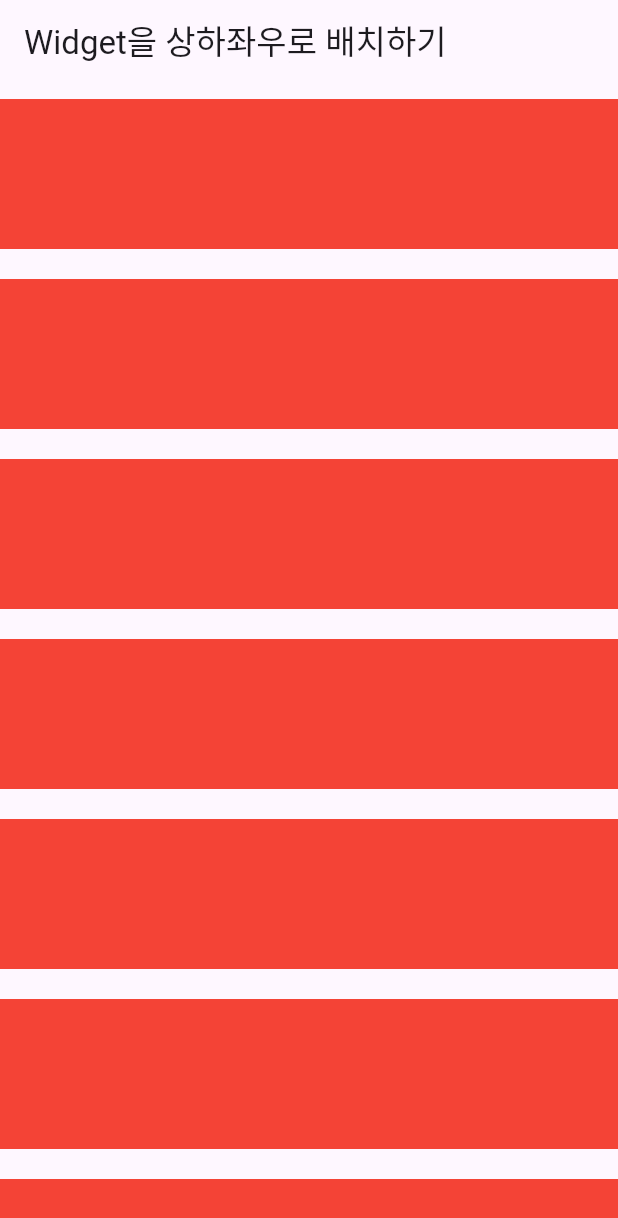
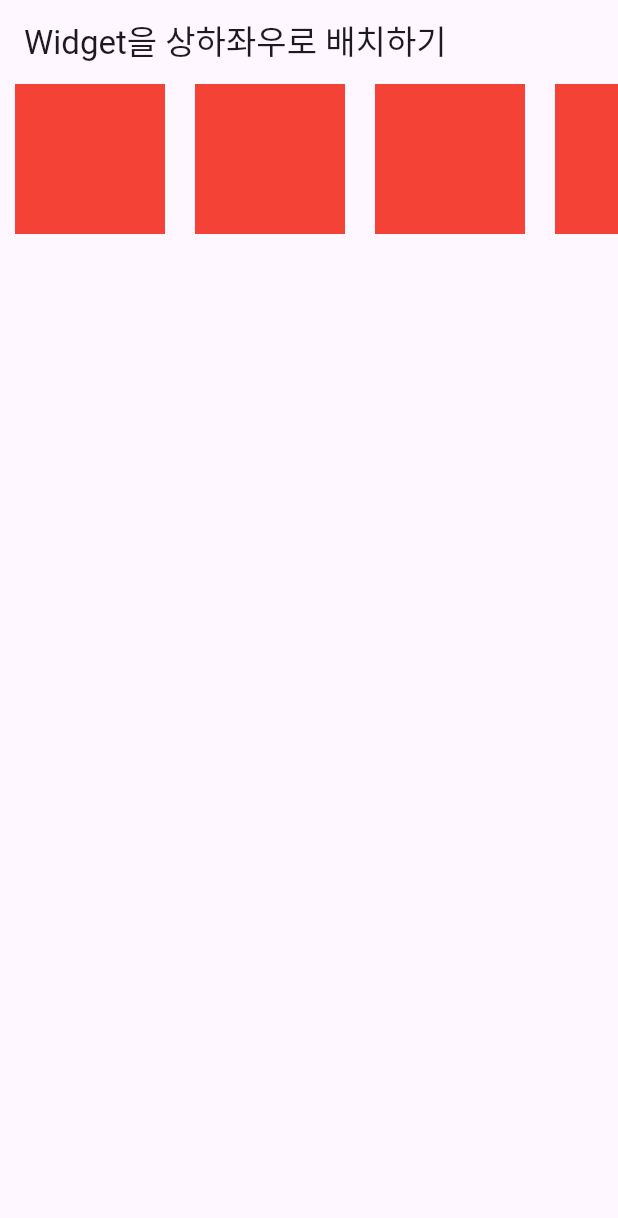
Before and after one commit to pepperdad/flutter_practice, a Flutter app: the screen it shows after launch, on a phone screen of 412 x 824 dp. Shown: the top 1218 px of the screen. Run offline on Flutter 3.47's test engine with Material 3 defaults, Android fonts, the phone set to English and light mode, and no system bars.

Commit message:
Row 스크롤 기능

```diff
--- a/lib/main.dart
+++ b/lib/main.dart
@@ -20,49 +20,50 @@ class Body extends StatelessWidget {
   Widget build(BuildContext context) {
     return SingleChildScrollView(
       // 화면 스크롤 가능
-      child: Column(
+      scrollDirection: Axis.horizontal,
+      child: Row(
         children: [
           Container(
             color: Colors.red,
-            width: double.infinity,
+            width: 100,
             height: 100,
-            margin: const EdgeInsets.symmetric(vertical: 10),
+            margin: const EdgeInsets.symmetric(horizontal: 10),
           ),
           Container(
             color: Colors.red,
-            width: double.infinity,
+            width: 100,
             height: 100,
-            margin: const EdgeInsets.symmetric(vertical: 10),
+            margin: const EdgeInsets.symmetric(horizontal: 10),
           ),
           Container(
             color: Colors.red,
-            width: double.infinity,
+            width: 100,
             height: 100,
-            margin: const EdgeInsets.symmetric(vertical: 10),
+            margin: const EdgeInsets.symmetric(horizontal: 10),
           ),
           Container(
             color: Colors.red,
-            width: double.infinity,
+            width: 100,
             height: 100,
-            margin: const EdgeInsets.symmetric(vertical: 10),
+            margin: const EdgeInsets.symmetric(horizontal: 10),
           ),
           Container(
             color: Colors.red,
-            width: double.infinity,
+            width: 100,
             height: 100,
-            margin: const EdgeInsets.symmetric(vertical: 10),
+            margin: const EdgeInsets.symmetric(horizontal: 10),
           ),
           Container(
             color: Colors.red,
-            width: double.infinity,
+            width: 100,
             height: 100,
-            margin: const EdgeInsets.symmetric(vertical: 10),
+            margin: const EdgeInsets.symmetric(horizontal: 10),
           ),
           Container(
             color: Colors.red,
-            width: double.infinity,
+            width: 100,
             height: 100,
-            margin: const EdgeInsets.symmetric(vertical: 10),
+            margin: const EdgeInsets.symmetric(horizontal: 10),
           ),
         ],
       ),
```
